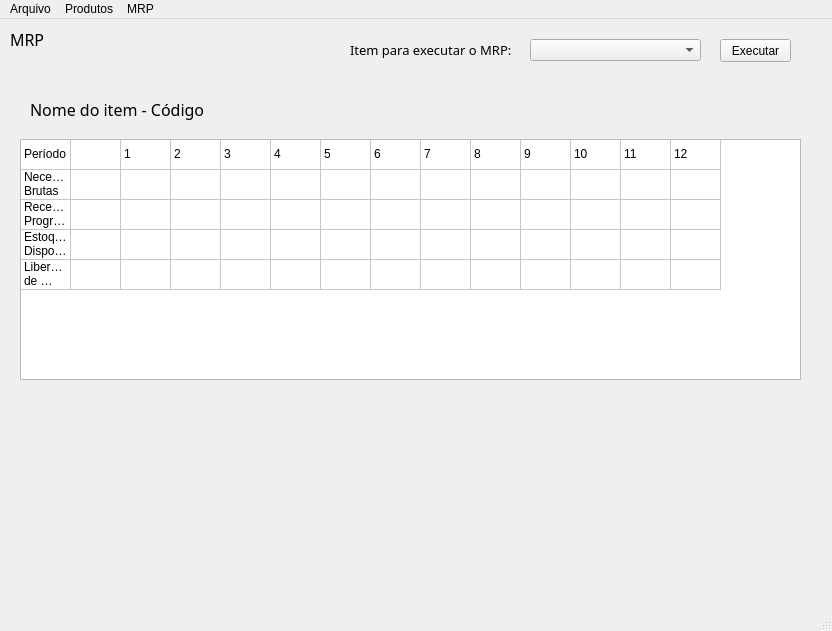
Before: the Qt Designer form main.ui in gustavo-moura/MRPSystem, drawn with Qt 5.
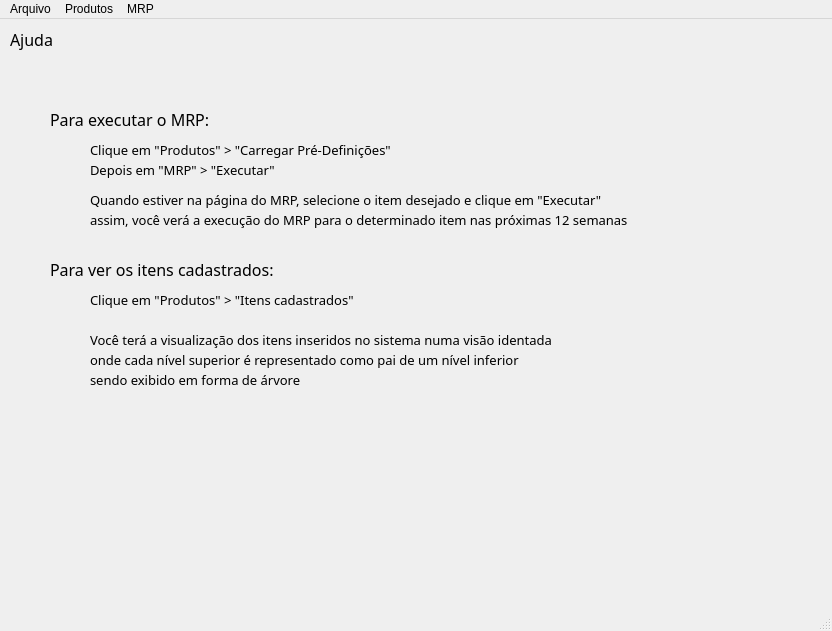
After: the same form once the commit is applied. The open tabs and pages were chosen to show the change.

What changed in the file:
```diff
--- a/main.ui
+++ b/main.ui
@@ -30,14 +30,263 @@
      <widget class="QPushButton" name="pushButton">
       <property name="geometry">
        <rect>
-        <x>410</x>
+        <x>330</x>
+        <y>60</y>
+        <width>171</width>
+        <height>21</height>
+       </rect>
+      </property>
+      <property name="font">
+       <font>
+        <family>Century Gothic</family>
+        <pointsize>12</pointsize>
+       </font>
+      </property>
+      <property name="text">
+       <string>MRP</string>
+      </property>
+     </widget>
+     <widget class="QLabel" name="label_14">
+      <property name="geometry">
+       <rect>
+        <x>240</x>
+        <y>90</y>
+        <width>421</width>
+        <height>21</height>
+       </rect>
+      </property>
+      <property name="font">
+       <font>
+        <family>Century Gothic</family>
+        <pointsize>12</pointsize>
+       </font>
+      </property>
+      <property name="text">
+       <string>Material Requirements Planning</string>
+      </property>
+     </widget>
+     <widget class="QPushButton" name="btn_automatico">
+      <property name="geometry">
+       <rect>
+        <x>280</x>
+        <y>180</y>
+        <width>141</width>
+        <height>23</height>
+       </rect>
+      </property>
+      <property name="text">
+       <string>Auto Execução</string>
+      </property>
+     </widget>
+    </widget>
+    <widget class="QWidget" name="page_Ajuda">
+     <widget class="QLabel" name="label_15">
+      <property name="geometry">
+       <rect>
+        <x>10</x>
+        <y>10</y>
+        <width>171</width>
+        <height>21</height>
+       </rect>
+      </property>
+      <property name="font">
+       <font>
+        <family>Century Gothic</family>
+        <pointsize>12</pointsize>
+       </font>
+      </property>
+      <property name="text">
+       <string>Ajuda</string>
+      </property>
+     </widget>
+     <widget class="QLabel" name="label_16">
+      <property name="geometry">
+       <rect>
+        <x>50</x>
+        <y>90</y>
+        <width>521</width>
+        <height>21</height>
+       </rect>
+      </property>
+      <property name="font">
+       <font>
+        <family>Century Gothic</family>
+        <pointsize>12</pointsize>
+       </font>
+      </property>
+      <property name="text">
+       <string>Para executar o MRP:</string>
+      </property>
+     </widget>
+     <widget class="QLabel" name="label_17">
+      <property name="geometry">
+       <rect>
+        <x>90</x>
+        <y>120</y>
+        <width>521</width>
+        <height>21</height>
+       </rect>
+      </property>
+      <property name="font">
+       <font>
+        <family>Century Gothic</family>
+        <pointsize>10</pointsize>
+       </font>
+      </property>
+      <property name="text">
+       <string>Clique em &quot;Produtos&quot; &gt; &quot;Carregar Pré-Definições&quot;</string>
+      </property>
+     </widget>
+     <widget class="QLabel" name="label_18">
+      <property name="geometry">
+       <rect>
+        <x>90</x>
+        <y>140</y>
+        <width>521</width>
+        <height>21</height>
+       </rect>
+      </property>
+      <property name="font">
+       <font>
+        <family>Century Gothic</family>
+        <pointsize>10</pointsize>
+       </font>
+      </property>
+      <property name="text">
+       <string>Depois em &quot;MRP&quot; &gt; &quot;Executar&quot;</string>
+      </property>
+     </widget>
+     <widget class="QLabel" name="label_19">
+      <property name="geometry">
+       <rect>
+        <x>90</x>
+        <y>170</y>
+        <width>681</width>
+        <height>21</height>
+       </rect>
+      </property>
+      <property name="font">
+       <font>
+        <family>Century Gothic</family>
+        <pointsize>10</pointsize>
+       </font>
+      </property>
+      <property name="text">
+       <string>Quando estiver na página do MRP, selecione o item desejado e clique em &quot;Executar&quot;</string>
+      </property>
+     </widget>
+     <widget class="QLabel" name="label_20">
+      <property name="geometry">
+       <rect>
+        <x>90</x>
         <y>190</y>
-        <width>75</width>
-        <height>23</height>
+        <width>711</width>
+        <height>21</height>
        </rect>
       </property>
+      <property name="font">
+       <font>
+        <family>Century Gothic</family>
+        <pointsize>10</pointsize>
+       </font>
+      </property>
       <property name="text">
-       <string>PushButton</string>
+       <string>assim, você verá a execução do MRP para o determinado item nas próximas 12 semanas</string>
+      </property>
+     </widget>
+     <widget class="QLabel" name="label_21">
+      <property name="geometry">
+       <rect>
+        <x>50</x>
+        <y>240</y>
+        <width>521</width>
+        <height>21</height>
+       </rect>
+      </property>
+      <property name="font">
+       <font>
+        <family>Century Gothic</family>
+        <pointsize>12</pointsize>
+       </font>
+      </property>
+      <property name="text">
+       <string>Para ver os itens cadastrados:</string>
+      </property>
+     </widget>
+     <widget class="QLabel" name="label_22">
+      <property name="geometry">
+       <rect>
+        <x>90</x>
+        <y>270</y>
+        <width>521</width>
+        <height>21</height>
+       </rect>
+      </property>
+      <property name="font">
+       <font>
+        <family>Century Gothic</family>
+        <pointsize>10</pointsize>
+       </font>
+      </property>
+      <property name="text">
+       <string>Clique em &quot;Produtos&quot; &gt; &quot;Itens cadastrados&quot;</string>
+      </property>
+     </widget>
+     <widget class="QLabel" name="label_23">
+      <property name="geometry">
+       <rect>
+        <x>90</x>
+        <y>310</y>
+        <width>521</width>
+        <height>21</height>
+       </rect>
+      </property>
+      <property name="font">
+       <font>
+        <family>Century Gothic</family>
+        <pointsize>10</pointsize>
+       </font>
+      </property>
+      <property name="text">
+       <string>Você terá a visualização dos itens inseridos no sistema numa visão identada</string>
+      </property>
+     </widget>
+     <widget class="QLabel" name="label_24">
+      <property name="geometry">
+       <rect>
+        <x>90</x>
+        <y>330</y>
+        <width>521</width>
+        <height>21</height>
+       </rect>
+      </property>
+      <property name="font">
+       <font>
+        <family>Century Gothic</family>
+        <pointsize>10</pointsize>
+       </font>
+      </property>
+      <property name="text">
+       <string>onde cada nível superior é representado como pai de um nível inferior</string>
+      </property>
+     </widget>
+     <widget class="QLabel" name="label_25">
+      <property name="geometry">
+       <rect>
+        <x>90</x>
+        <y>350</y>
+        <width>521</width>
+        <height>21</height>
+       </rect>
+      </property>
+      <property name="font">
+       <font>
+        <family>Century Gothic</family>
+        <pointsize>10</pointsize>
+       </font>
+      </property>
+      <property name="text">
+       <string>sendo exibido em forma de árvore</string>
       </property>
      </widget>
     </widget>
@@ -435,193 +684,14 @@
       <property name="geometry">
        <rect>
         <x>20</x>
-        <y>120</y>
+        <y>110</y>
         <width>781</width>
         <height>241</height>
        </rect>
       </property>
-      <property name="rowCount">
-       <number>5</number>
-      </property>
-      <property name="columnCount">
-       <number>14</number>
-      </property>
       <attribute name="horizontalHeaderVisible">
        <bool>false</bool>
       </attribute>
-      <attribute name="horizontalHeaderDefaultSectionSize">
-       <number>50</number>
-      </attribute>
-      <attribute name="verticalHeaderVisible">
-       <bool>false</bool>
-      </attribute>
-      <row/>
-      <row/>
-      <row/>
-      <row/>
-      <row/>
-      <column/>
-      <column/>
-      <column/>
-      <column/>
-      <column/>
-      <column/>
-      <column/>
-      <column/>
-      <column/>
-      <column/>
-      <column/>
-      <column/>
-      <column/>
-      <column/>
-      <item row="0" column="0">
-       <property name="text">
-        <string>Período</string>
-       </property>
-      </item>
-      <item row="0" column="2">
-       <property name="text">
-        <string>1</string>
-       </property>
-      </item>
-      <item row="0" column="3">
-       <property name="text">
-        <string>2</string>
-       </property>
-      </item>
-      <item row="0" column="4">
-       <property name="text">
-        <string>3</string>
-       </property>
-      </item>
-      <item row="0" column="5">
-       <property name="text">
-        <string>4</string>
-       </property>
-      </item>
-      <item row="0" column="6">
-       <property name="text">
-        <string>5</string>
-       </property>
-      </item>
-      <item row="0" column="7">
-       <property name="text">
-        <string>6</string>
-       </property>
-      </item>
-      <item row="0" column="8">
-       <property name="text">
-        <string>7</string>
-       </property>
-      </item>
-      <item row="0" column="9">
-       <property name="text">
-        <string>8</string>
-       </property>
-      </item>
-      <item row="0" column="10">
-       <property name="text">
-        <string>9</string>
-       </property>
-      </item>
-      <item row="0" column="11">
-       <property name="text">
-        <string>10</string>
-       </property>
-      </item>
-      <item row="0" column="12">
-       <property name="text">
-        <string>11</string>
-       </property>
-      </item>
-      <item row="0" column="13">
-       <property name="text">
-        <string>12</string>
-       </property>
-      </item>
-      <item row="1" column="0">
-       <property name="text">
-        <string>Necessidades Brutas</string>
-       </property>
-      </item>
-      <item row="1" column="2">
-       <property name="text">
-        <string/>
-       </property>
-       <property name="flags">
-        <set>ItemIsSelectable|ItemIsEditable|ItemIsDragEnabled|ItemIsUserCheckable|ItemIsEnabled</set>
-       </property>
-      </item>
-      <item row="1" column="3">
-       <property name="flags">
-        <set>ItemIsSelectable|ItemIsEditable|ItemIsDragEnabled|ItemIsUserCheckable|ItemIsEnabled</set>
-       </property>
-      </item>
-      <item row="1" column="4">
-       <property name="flags">
-        <set>ItemIsSelectable|ItemIsEditable|ItemIsDragEnabled|ItemIsUserCheckable|ItemIsEnabled</set>
-       </property>
-      </item>
-      <item row="1" column="5">
-       <property name="flags">
-        <set>ItemIsSelectable|ItemIsEditable|ItemIsDragEnabled|ItemIsUserCheckable|ItemIsEnabled</set>
-       </property>
-      </item>
-      <item row="1" column="6">
-       <property name="flags">
-        <set>ItemIsSelectable|ItemIsEditable|ItemIsDragEnabled|ItemIsUserCheckable|ItemIsEnabled</set>
-       </property>
-      </item>
-      <item row="1" column="7">
-       <property name="flags">
-        <set>ItemIsSelectable|ItemIsEditable|ItemIsDragEnabled|ItemIsUserCheckable|ItemIsEnabled</set>
-       </property>
-      </item>
-      <item row="1" column="8">
-       <property name="flags">
-        <set>ItemIsSelectable|ItemIsEditable|ItemIsDragEnabled|ItemIsUserCheckable|ItemIsEnabled</set>
-       </property>
-      </item>
-      <item row="1" column="9">
-       <property name="flags">
-        <set>ItemIsSelectable|ItemIsEditable|ItemIsDragEnabled|ItemIsUserCheckable|ItemIsEnabled</set>
-       </property>
-      </item>
-      <item row="1" column="10">
-       <property name="flags">
-        <set>ItemIsSelectable|ItemIsEditable|ItemIsDragEnabled|ItemIsUserCheckable|ItemIsEnabled</set>
-       </property>
-      </item>
-      <item row="1" column="11">
-       <property name="flags">
-        <set>ItemIsSelectable|ItemIsEditable|ItemIsDragEnabled|ItemIsUserCheckable|ItemIsEnabled</set>
-       </property>
-      </item>
-      <item row="1" column="12">
-       <property name="flags">
-        <set>ItemIsSelectable|ItemIsEditable|ItemIsDragEnabled|ItemIsUserCheckable|ItemIsEnabled</set>
-       </property>
-      </item>
-      <item row="1" column="13">
-       <property name="flags">
-        <set>ItemIsSelectable|ItemIsEditable|ItemIsDragEnabled|ItemIsUserCheckable|ItemIsEnabled</set>
-       </property>
-      </item>
-      <item row="2" column="0">
-       <property name="text">
-        <string>Recebimento Programado</string>
-       </property>
-      </item>
-      <item row="3" column="0">
-       <property name="text">
-        <string>Estoque Disponível</string>
-       </property>
-      </item>
-      <item row="4" column="0">
-       <property name="text">
-        <string>Liberação de Ordens</string>
-       </property>
-      </item>
      </widget>
      <widget class="QLabel" name="lb_item_MRP">
       <property name="geometry">
@@ -639,7 +709,7 @@
        </font>
       </property>
       <property name="text">
-       <string>Nome do item - Código</string>
+       <string>MRP</string>
       </property>
      </widget>
      <widget class="QLabel" name="label_11">
```
Left out of the diff: 18 changed lines with no effect on the pictures.
